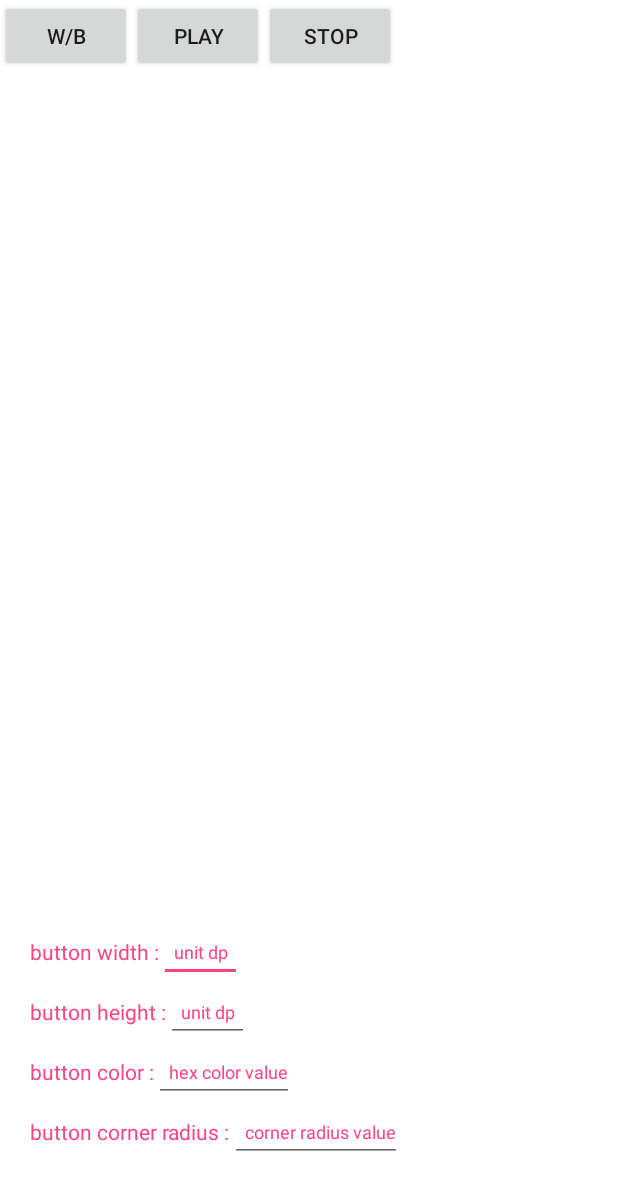
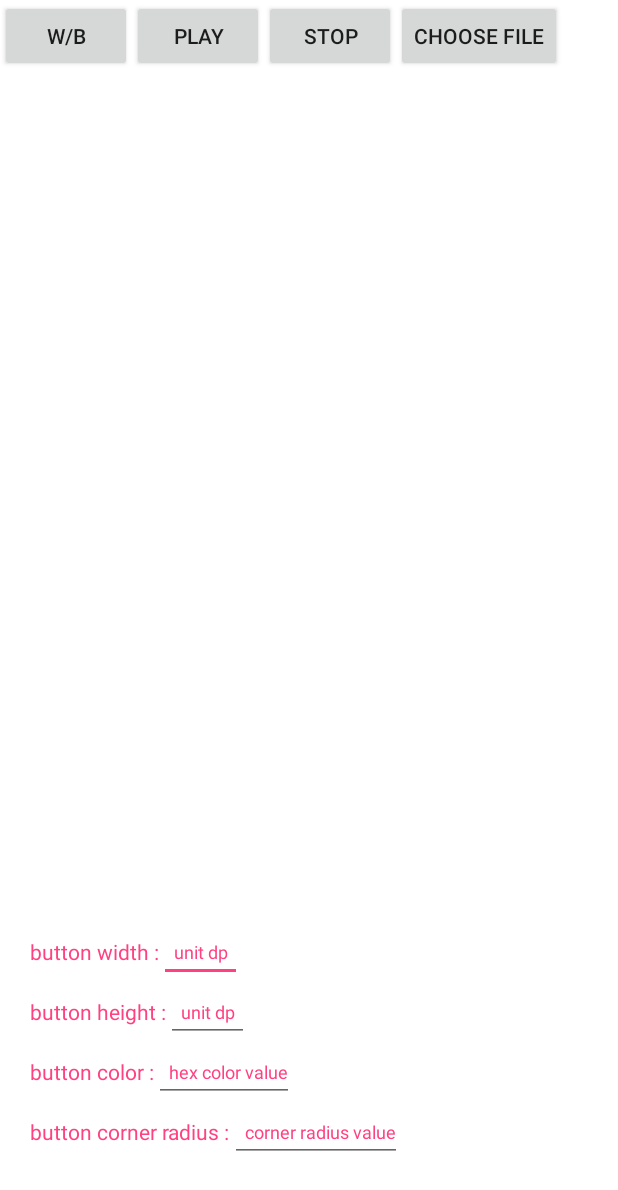
Before and after one commit to jinseongho/lottie_for_designer, an Android app: the screen it shows after launch (MainActivity), after a tap on "STOP", on a phone screen of 412 x 824 dp. Shown: the top 1190 px of the screen. Run offline under Robolectric (Android 15) with nearby library versions, the phone set to English and light mode, and no system bars; our stand-ins replace ButterKnife, data binding; 2 other taps on this screen came first.

Commit message:
Modify choose file

```diff
--- a/app/src/main/java/me/ingeni/lottie_for_designer/MainActivity.java
+++ b/app/src/main/java/me/ingeni/lottie_for_designer/MainActivity.java
@@ -64,6 +64,8 @@ public class MainActivity extends Activity {
     Button mBtnPlay;
     @BindView(R.id.btn_stop)
     Button mBtnStop;
+    @BindView(R.id.choose_file)
+    Button mBtnChooseFile;
 
     private RoundedCornerLayout mButtonView;
     private ActivityMainBinding mBinding;
@@ -87,13 +89,6 @@ public class MainActivity extends Activity {
     @Override
     public boolean onOptionsItemSelected(MenuItem item) {
         switch (item.getItemId()) {
-            case R.id.menu_upload: {
-                Intent importFileIntent = new Intent(Intent.ACTION_GET_CONTENT);
-                importFileIntent.setType("*/*");
-                importFileIntent.addCategory(Intent.CATEGORY_OPENABLE);
-                startActivityForResult(importFileIntent, REQUEST_FILE);
-                return true;
-            }
             case R.id.menu_button_test: {
                 int widthValue = !TextUtils.isEmpty(mEtBtnWidth.getText().toString()) ? Integer.parseInt(mEtBtnWidth.getText().toString()) : (int) dpToPx(46);
                 int heightValue = !TextUtils.isEmpty(mEtBtnHeight.getText().toString()) ? Integer.parseInt(mEtBtnHeight.getText().toString()) : (int) dpToPx(46);
@@ -288,6 +283,12 @@ public class MainActivity extends Activity {
             case R.id.btn_stop:
                 mAnimationView.cancelAnimation();
                 break;
+            case R.id.choose_file:
+                Intent importFileIntent = new Intent(Intent.ACTION_GET_CONTENT);
+                importFileIntent.setType("*/*");
+                importFileIntent.addCategory(Intent.CATEGORY_OPENABLE);
+                startActivityForResult(importFileIntent, REQUEST_FILE);
+                break;
         }
     }
 
--- a/app/src/main/res/layout/activity_main.xml
+++ b/app/src/main/res/layout/activity_main.xml
@@ -157,6 +157,12 @@
                 android:layout_height="48dp"
                 android:text="stop" />
 
+            <Button
+                android:id="@+id/choose_file"
+                android:layout_width="wrap_content"
+                android:layout_height="48dp"
+                android:text="choose file" />
+
         </LinearLayout>
 
         <TextView
--- a/app/src/main/res/menu/menu.xml
+++ b/app/src/main/res/menu/menu.xml
@@ -1,10 +1,6 @@
 <?xml version="1.0" encoding="utf-8"?>
 <menu xmlns:android="http://schemas.android.com/apk/res/android"
     xmlns:app="http://schemas.android.com/apk/res-auto">
-    <item
-        android:id="@+id/menu_upload"
-        android:title="@string/menu_01"
-        app:showAsAction="never" />
     <item
         android:id="@+id/menu_button_test"
         android:title="@string/menu_02"
```
